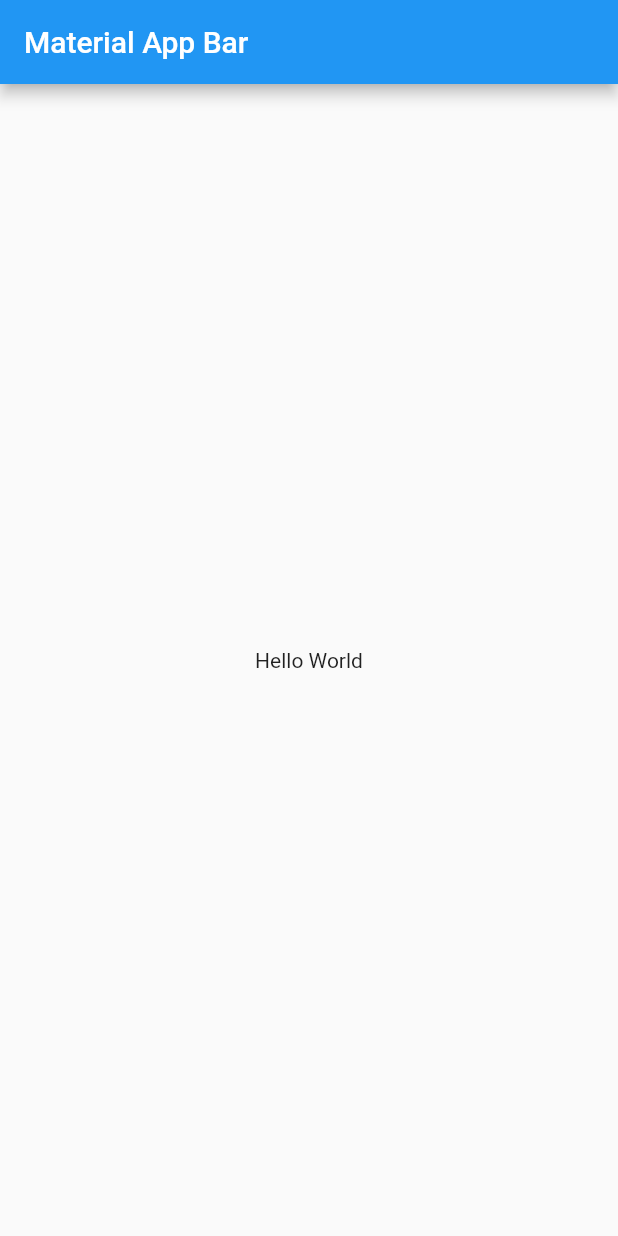
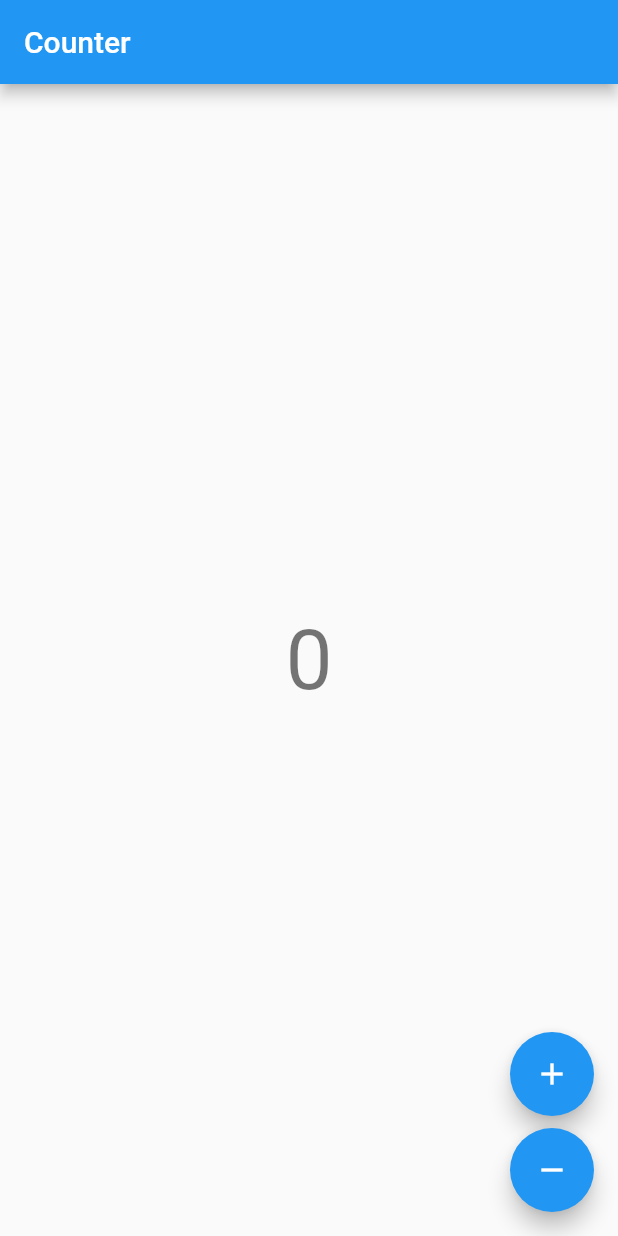
Before and after one commit to andrespd99/flutter_counter_bloc, a Flutter app: the screen it shows after launch, on a phone screen of 412 x 824 dp. Run offline on Flutter 3.47's test engine with Material 2 defaults, Android fonts, the phone set to English and light mode, and no system bars; our stand-ins replace bloc, flutter_bloc.

Commit message:
Finished counter app using BLoC pattern

```diff
--- /dev/null
+++ b/lib/counter/counter.dart
@@ -0,0 +1,2 @@
+export 'cubit/counter_cubit.dart';
+export 'view/counter_page.dart';
--- /dev/null
+++ b/lib/counter/cubit/counter_cubit.dart
@@ -0,0 +1,15 @@
+import 'package:bloc/bloc.dart';
+
+/// {@template counter_cubit}
+/// A [Cubit] which manages an [int] as its state.
+/// {@endtemplate}
+class CounterCubit extends Cubit<int> {
+  /// {@macro counter_cubit}
+  CounterCubit() : super(0);
+
+  /// Add 1 to the current state.
+  void increment() => emit(state + 1);
+
+  /// Subtract 1 from the current state.
+  void decrement() => emit(state - 1);
+}
--- /dev/null
+++ b/lib/counter/view/counter_page.dart
@@ -0,0 +1,22 @@
+import 'package:flutter/material.dart';
+import 'package:flutter_bloc/flutter_bloc.dart';
+
+import '../counter.dart';
+import 'counter_view.dart';
+
+/// {@template counter_page}
+/// A [StatelessWidget] which is responsible for providing a
+/// [CounterCubit] instance to the [CounterView].
+/// {@endtemplate}
+class CounterPage extends StatelessWidget {
+  /// {@macro counter_page}
+  const CounterPage({Key? key}) : super(key: key);
+
+  @override
+  Widget build(BuildContext context) {
+    return BlocProvider(
+      create: (_) => CounterCubit(),
+      child: CounterView(),
+    );
+  }
+}
--- /dev/null
+++ b/lib/counter/view/counter_view.dart
@@ -0,0 +1,42 @@
+import 'package:flutter/material.dart';
+import 'package:flutter_bloc/flutter_bloc.dart';
+
+import '../counter.dart';
+
+/// {@template counter_view}
+/// A [StatelessWidget] which reacts to the provided
+/// [CounterCubit] state and notifies it in response to user input.
+/// {@endtemplate}
+class CounterView extends StatelessWidget {
+  @override
+  Widget build(BuildContext context) {
+    final textTheme = Theme.of(context).textTheme;
+    return Scaffold(
+      appBar: AppBar(title: const Text('Counter')),
+      body: Center(
+        child: BlocBuilder<CounterCubit, int>(
+          builder: (context, state) {
+            return Text('$state', style: textTheme.headline2);
+          },
+        ),
+      ),
+      floatingActionButton: Column(
+        mainAxisAlignment: MainAxisAlignment.end,
+        crossAxisAlignment: CrossAxisAlignment.end,
+        children: <Widget>[
+          FloatingActionButton(
+            key: const Key('counterView_increment_floatingActionButton'),
+            child: const Icon(Icons.add),
+            onPressed: () => context.read<CounterCubit>().increment(),
+          ),
+          const SizedBox(height: 8),
+          FloatingActionButton(
+            key: const Key('counterView_decrement_floatingActionButton'),
+            child: const Icon(Icons.remove),
+            onPressed: () => context.read<CounterCubit>().decrement(),
+          ),
+        ],
+      ),
+    );
+  }
+}
--- a/lib/main.dart
+++ b/lib/main.dart
@@ -1,22 +1,12 @@
-import 'package:flutter/material.dart';
+import 'package:bloc/bloc.dart';
+import 'package:flutter/widgets.dart';
 
-void main() => runApp(MyApp());
+import 'app.dart';
+import 'counter_observer.dart';
 
-class MyApp extends StatelessWidget {
-  @override
-  Widget build(BuildContext context) {
-    return MaterialApp(
-      title: 'Material App',
-      home: Scaffold(
-        appBar: AppBar(
-          title: Text('Material App Bar'),
-        ),
-        body: Center(
-          child: Container(
-            child: Text('Hello World'),
-          ),
-        ),
-      ),
-    );
-  }
+void main() {
+  BlocOverrides.runZoned(
+    () => runApp(const CounterApp()),
+    blocObserver: CounterObserver(),
+  );
 }
```
